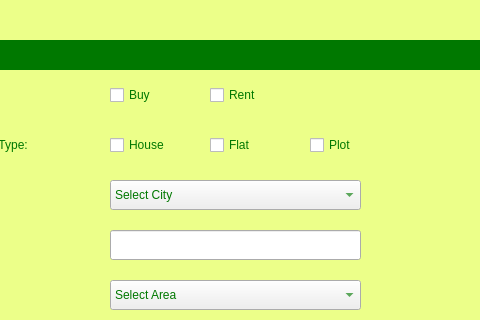
The window that UI/AddProperty.ui (Bilal-Basharat/Real-Estate-Management-Python-PyQt-) describes before a commit, drawn with Qt 5; both pictures show x 110 to 590 and y 0 to 320 of the 800 by 800 pixel window.
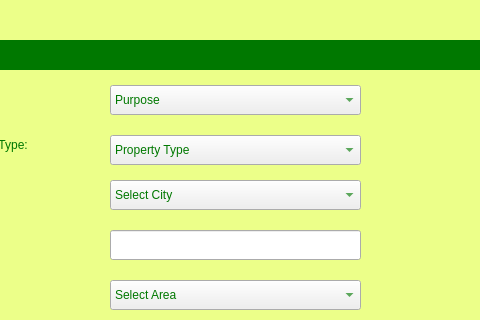
The same window after the commit. Icons and pictures are not drawn.

```diff
--- a/UI/AddProperty.ui
+++ b/UI/AddProperty.ui
@@ -154,74 +154,6 @@
       <string>Area:</string>
      </property>
     </widget>
-    <widget class="QCheckBox" name="checkBox">
-     <property name="geometry">
-      <rect>
-       <x>220</x>
-       <y>85</y>
-       <width>81</width>
-       <height>20</height>
-      </rect>
-     </property>
-     <property name="styleSheet">
-      <string notr="true"/>
-     </property>
-     <property name="text">
-      <string>Buy</string>
-     </property>
-    </widget>
-    <widget class="QCheckBox" name="checkBox_2">
-     <property name="geometry">
-      <rect>
-       <x>320</x>
-       <y>85</y>
-       <width>81</width>
-       <height>20</height>
-      </rect>
-     </property>
-     <property name="text">
-      <string>Rent</string>
-     </property>
-    </widget>
-    <widget class="QCheckBox" name="checkBox_5">
-     <property name="geometry">
-      <rect>
-       <x>220</x>
-       <y>135</y>
-       <width>81</width>
-       <height>20</height>
-      </rect>
-     </property>
-     <property name="text">
-      <string>House</string>
-     </property>
-    </widget>
-    <widget class="QCheckBox" name="checkBox_6">
-     <property name="geometry">
-      <rect>
-       <x>320</x>
-       <y>135</y>
-       <width>81</width>
-       <height>20</height>
-      </rect>
-     </property>
-     <property name="text">
-      <string>Flat</string>
-     </property>
-    </widget>
-    <widget class="QCheckBox" name="checkBox_7">
-     <property name="geometry">
-      <rect>
-       <x>420</x>
-       <y>135</y>
-       <width>61</width>
-       <height>20</height>
-      </rect>
-     </property>
-     <property name="text">
-      <string>Plot</string>
-     </property>
-    </widget>
     <widget class="QComboBox" name="cmbxCity">
      <property name="geometry">
       <rect>
@@ -478,6 +410,61 @@
       <bool>true</bool>
      </property>
     </widget>
+    <widget class="QComboBox" name="cmbxPropertyType">
+     <property name="geometry">
+      <rect>
+       <x>220</x>
+       <y>135</y>
+       <width>251</width>
+       <height>30</height>
+      </rect>
+     </property>
+     <item>
+      <property name="text">
+       <string>Property Type</string>
+      </property>
+     </item>
+     <item>
+      <property name="text">
+       <string>House</string>
+      </property>
+     </item>
+     <item>
+      <property name="text">
+       <string>Flat</string>
+      </property>
+     </item>
+     <item>
+      <property name="text">
+       <string>Plot</string>
+      </property>
+     </item>
+    </widget>
+    <widget class="QComboBox" name="cmbxPurpose">
+     <property name="geometry">
+      <rect>
+       <x>220</x>
+       <y>85</y>
+       <width>251</width>
+       <height>30</height>
+      </rect>
+     </property>
+     <item>
+      <property name="text">
+       <string>Purpose</string>
+      </property>
+     </item>
+     <item>
+      <property name="text">
+       <string>Sale</string>
+      </property>
+     </item>
+     <item>
+      <property name="text">
+       <string>Rent</string>
+      </property>
+     </item>
+    </widget>
    </widget>
    <widget class="QLabel" name="label_12">
     <property name="geometry">
```
Left out of the diff: 2 changed lines with no effect on the pictures.
